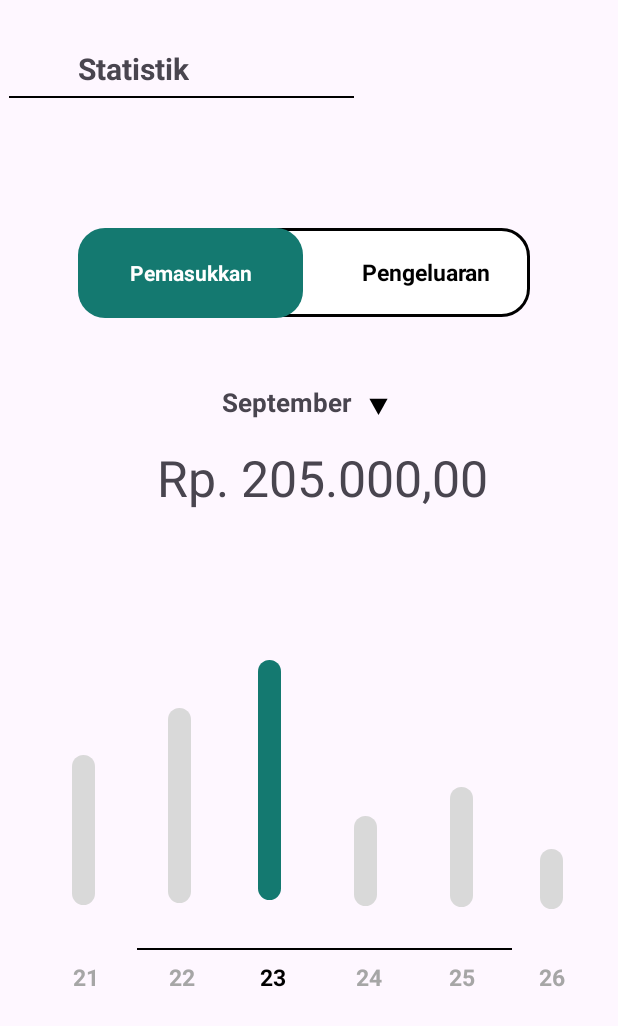
After one commit to Ftih07/MoneyMent, an Android app: the Statistik screen opened directly, with no data from a screen before it, on a phone screen of 412 x 824 dp. The commit adds this screen. Shown: the top 1026 px of the screen. Run offline under Robolectric (Android 15) with nearby library versions, the phone set to English and light mode, and no system bars.

Commit message:
statistik xml

```diff
--- a/app/src/main/AndroidManifest.xml
+++ b/app/src/main/AndroidManifest.xml
@@ -12,6 +12,9 @@
         android:supportsRtl="true"
         android:theme="@style/Theme.MoneyMent"
         tools:targetApi="31">
+        <activity
+            android:name=".Statistik"
+            android:exported="false" />
         <activity
             android:name=".red_button"
             android:exported="false" />
--- /dev/null
+++ b/app/src/main/java/com/naufal/moneyment/Statistik.kt
@@ -0,0 +1,20 @@
+package com.naufal.moneyment
+
+import android.os.Bundle
+import androidx.activity.enableEdgeToEdge
+import androidx.appcompat.app.AppCompatActivity
+import androidx.core.view.ViewCompat
+import androidx.core.view.WindowInsetsCompat
+
+class Statistik : AppCompatActivity() {
+    override fun onCreate(savedInstanceState: Bundle?) {
+        super.onCreate(savedInstanceState)
+        enableEdgeToEdge()
+        setContentView(R.layout.activity_statistik)
+        ViewCompat.setOnApplyWindowInsetsListener(findViewById(R.id.main)) { v, insets ->
+            val systemBars = insets.getInsets(WindowInsetsCompat.Type.systemBars())
+            v.setPadding(systemBars.left, systemBars.top, systemBars.right, systemBars.bottom)
+            insets
+        }
+    }
+}
--- /dev/null
+++ b/app/src/main/res/drawable/chart_gray.xml
@@ -0,0 +1,5 @@
+<?xml version="1.0" encoding="utf-8"?>
+<shape xmlns:android="http://schemas.android.com/apk/res/android">
+    <solid android:color="#D9D9D9" />
+    <corners android:radius="50dp" />
+</shape>
--- /dev/null
+++ b/app/src/main/res/drawable/highest_chart.xml
@@ -0,0 +1,5 @@
+<?xml version="1.0" encoding="utf-8"?>
+<shape xmlns:android="http://schemas.android.com/apk/res/android">
+    <solid android:color="#147970" />
+    <corners android:radius="50dp" />
+</shape>
--- /dev/null
+++ b/app/src/main/res/drawable/polygon.xml
@@ -0,0 +1,9 @@
+<vector xmlns:android="http://schemas.android.com/apk/res/android"
+    android:width="14dp"
+    android:height="11dp"
+    android:viewportWidth="14"
+    android:viewportHeight="11">
+  <path
+      android:pathData="M7,11L0.938,0.5H13.062L7,11Z"
+      android:fillColor="#000000"/>
+</vector>
--- /dev/null
+++ b/app/src/main/res/drawable/tab_selected.xml
@@ -0,0 +1,5 @@
+<?xml version="1.0" encoding="utf-8"?>
+<shape xmlns:android="http://schemas.android.com/apk/res/android">
+    <solid android:color="#147970" />
+    <corners android:radius="18dp" />
+</shape>
--- /dev/null
+++ b/app/src/main/res/drawable/textview_border.xml
@@ -0,0 +1,9 @@
+<?xml version="1.0" encoding="utf-8"?>
+<shape xmlns:android="http://schemas.android.com/apk/res/android">
+    <solid android:color="#FFFFFF" /> <!-- Warna background, bisa diubah -->
+    <stroke
+
+        android:width="2dp"
+        android:color="#000000" /> <!-- Warna dan ketebalan border -->
+    <corners android:radius="18dp" /> <!-- Sudut border (opsional) -->
+</shape>
--- a/app/src/main/res/layout/activity_catat.xml
+++ b/app/src/main/res/layout/activity_catat.xml
@@ -90,9 +90,11 @@
         android:id="@+id/imageView2"
         android:layout_width="22dp"
         android:layout_height="25dp"
-        app:srcCompat="@drawable/transaksi_svg"
-        tools:layout_editor_absoluteX="18dp"
-        tools:layout_editor_absoluteY="32dp" />
+        android:layout_marginStart="16dp"
+        android:layout_marginTop="32dp"
+        app:layout_constraintStart_toStartOf="parent"
+        app:layout_constraintTop_toTopOf="parent"
+        app:srcCompat="@drawable/transaksi_svg" />
 
     <!-- Warna garis -->
 
--- /dev/null
+++ b/app/src/main/res/layout/activity_statistik.xml
@@ -0,0 +1,264 @@
+<?xml version="1.0" encoding="utf-8"?>
+<androidx.constraintlayout.widget.ConstraintLayout xmlns:android="http://schemas.android.com/apk/res/android"
+    xmlns:app="http://schemas.android.com/apk/res-auto"
+    xmlns:tools="http://schemas.android.com/tools"
+    android:id="@+id/main"
+    android:layout_width="match_parent"
+    android:layout_height="match_parent"
+    tools:context=".Statistik">
+    <TextView
+        android:id="@+id/textView"
+        android:layout_width="wrap_content"
+        android:layout_height="wrap_content"
+        android:layout_marginStart="52dp"
+        android:layout_marginTop="32dp"
+        android:text="Statistik"
+        android:textSize="20dp"
+        android:textStyle="bold"
+        app:layout_constraintStart_toStartOf="parent"
+        app:layout_constraintTop_toTopOf="parent" />
+
+    <View
+        android:layout_width="230dp"
+        android:layout_height="1dp"
+        android:layout_marginTop="64dp"
+        android:background="#000000"
+        app:layout_constraintEnd_toEndOf="parent"
+        app:layout_constraintHorizontal_bias="0.033"
+        app:layout_constraintStart_toStartOf="parent"
+        app:layout_constraintTop_toTopOf="parent" />
+
+
+    <View
+        android:layout_width="250dp"
+        android:layout_height="1dp"
+        android:layout_marginTop="632dp"
+        android:background="#000000"
+        app:layout_constraintEnd_toEndOf="parent"
+        app:layout_constraintHorizontal_bias="0.565"
+        app:layout_constraintStart_toStartOf="parent"
+        app:layout_constraintTop_toTopOf="parent" />
+
+    <TextView
+        android:id="@+id/tab_pemasukkan"
+        android:layout_width="296dp"
+        android:layout_height="59dp"
+        android:layout_marginTop="152dp"
+        android:layout_weight="1"
+        android:background="@drawable/textview_border"
+        android:gravity="center"
+        android:text="Pemasukkan                 Pengeluaran"
+        android:textColor="#000"
+        android:textSize="15sp"
+        android:textStyle="bold"
+        app:layout_constraintEnd_toEndOf="parent"
+        app:layout_constraintHorizontal_bias="0.495"
+        app:layout_constraintStart_toStartOf="parent"
+        app:layout_constraintTop_toTopOf="parent" />
+
+    <TextView
+        android:id="@+id/tab_pemasukkan2"
+        android:layout_width="150dp"
+        android:layout_height="60dp"
+        android:layout_marginTop="152dp"
+        android:layout_weight="1"
+        android:background="@drawable/tab_selected"
+        android:gravity="center"
+        android:text="Pemasukkan"
+        android:textColor="#FFFFFF"
+        android:textSize="14sp"
+        android:textStyle="bold"
+        app:layout_constraintEnd_toEndOf="parent"
+        app:layout_constraintHorizontal_bias="0.199"
+        app:layout_constraintStart_toStartOf="parent"
+        app:layout_constraintTop_toTopOf="parent" />
+
+    <TextView
+        android:id="@+id/textView4"
+        android:layout_width="wrap_content"
+        android:layout_height="wrap_content"
+        android:layout_marginTop="256dp"
+        android:text="September"
+        android:textSize="17dp"
+        android:textStyle="bold"
+        app:layout_constraintEnd_toEndOf="parent"
+        app:layout_constraintHorizontal_bias=".454"
+        app:layout_constraintStart_toStartOf="parent"
+        app:layout_constraintTop_toTopOf="parent" />
+
+    <ImageView
+        android:id="@+id/imageView3"
+        android:layout_width="wrap_content"
+        android:layout_height="wrap_content"
+        android:layout_marginTop="265dp"
+        app:layout_constraintEnd_toEndOf="parent"
+        app:layout_constraintHorizontal_bias="0.617"
+        app:layout_constraintStart_toStartOf="parent"
+        app:layout_constraintTop_toTopOf="parent"
+        app:srcCompat="@drawable/polygon" />
+
+    <View
+        android:layout_width="15dp"
+        android:layout_height="80dp"
+        android:layout_marginStart="300dp"
+        android:background="@drawable/chart_gray"
+        app:layout_constraintBottom_toBottomOf="parent"
+        app:layout_constraintStart_toStartOf="parent"
+        app:layout_constraintTop_toTopOf="parent"
+        app:layout_constraintVertical_bias="0.705" />
+
+    <View
+        android:layout_width="15dp"
+        android:layout_height="60dp"
+        android:layout_marginStart="236dp"
+        android:background="@drawable/chart_gray"
+        app:layout_constraintBottom_toBottomOf="parent"
+        app:layout_constraintStart_toStartOf="parent"
+        app:layout_constraintTop_toTopOf="parent"
+        app:layout_constraintVertical_bias="0.712" />
+
+    <TextView
+        android:id="@+id/textView5"
+        android:layout_width="wrap_content"
+        android:layout_height="wrap_content"
+        android:text="21"
+        android:textColor="#A6A6A6"
+        android:textSize="15dp"
+        android:textStyle="bold"
+        app:layout_constraintBottom_toBottomOf="parent"
+        app:layout_constraintEnd_toEndOf="parent"
+        app:layout_constraintHorizontal_bias="0.124"
+        app:layout_constraintStart_toStartOf="parent"
+        app:layout_constraintTop_toTopOf="parent"
+        app:layout_constraintVertical_bias="0.798" />
+
+    <View
+        android:layout_width="15dp"
+        android:layout_height="130dp"
+        android:layout_marginStart="112dp"
+        android:background="@drawable/chart_gray"
+        app:layout_constraintBottom_toBottomOf="parent"
+        app:layout_constraintStart_toStartOf="parent"
+        app:layout_constraintTop_toTopOf="parent"
+        app:layout_constraintVertical_bias="0.68" />
+
+    <TextView
+        android:id="@+id/textView9"
+        android:layout_width="wrap_content"
+        android:layout_height="wrap_content"
+        android:text="25"
+        android:textColor="#A6A6A6"
+        android:textSize="15dp"
+        android:textStyle="bold"
+        app:layout_constraintBottom_toBottomOf="parent"
+        app:layout_constraintEnd_toEndOf="parent"
+        app:layout_constraintHorizontal_bias="0.758"
+        app:layout_constraintStart_toStartOf="parent"
+        app:layout_constraintTop_toTopOf="parent"
+        app:layout_constraintVertical_bias="0.798" />
+
+    <TextView
+        android:id="@+id/textView10"
+        android:layout_width="wrap_content"
+        android:layout_height="wrap_content"
+        android:text="26"
+        android:textColor="#A6A6A6"
+        android:textSize="15dp"
+        android:textStyle="bold"
+        app:layout_constraintBottom_toBottomOf="parent"
+        app:layout_constraintEnd_toEndOf="parent"
+        app:layout_constraintHorizontal_bias="0.911"
+        app:layout_constraintStart_toStartOf="parent"
+        app:layout_constraintTop_toTopOf="parent"
+        app:layout_constraintVertical_bias="0.798" />
+
+    <TextView
+        android:id="@+id/textView7"
+        android:layout_width="wrap_content"
+        android:layout_height="wrap_content"
+        android:text="23"
+        android:textColor="#000"
+        android:textSize="15dp"
+        android:textStyle="bold"
+        app:layout_constraintBottom_toBottomOf="parent"
+        app:layout_constraintEnd_toEndOf="parent"
+        app:layout_constraintHorizontal_bias="0.439"
+        app:layout_constraintStart_toStartOf="parent"
+        app:layout_constraintTop_toTopOf="parent"
+        app:layout_constraintVertical_bias="0.798" />
+
+    <View
+        android:layout_width="15dp"
+        android:layout_height="100dp"
+        android:layout_marginStart="48dp"
+        android:background="@drawable/chart_gray"
+        app:layout_constraintBottom_toBottomOf="parent"
+        app:layout_constraintStart_toStartOf="parent"
+        app:layout_constraintTop_toTopOf="parent"
+        app:layout_constraintVertical_bias="0.695" />
+
+    <TextView
+        android:id="@+id/textView3"
+        android:layout_width="wrap_content"
+        android:layout_height="wrap_content"
+        android:layout_marginTop="296dp"
+        android:text="Rp. 205.000,00"
+        android:textSize="33dp"
+        android:textStyle="normal"
+        app:layout_constraintEnd_toEndOf="parent"
+        app:layout_constraintHorizontal_bias="0.547"
+        app:layout_constraintStart_toStartOf="parent"
+        app:layout_constraintTop_toTopOf="parent" />
+
+    <TextView
+        android:id="@+id/textView8"
+        android:layout_width="wrap_content"
+        android:layout_height="wrap_content"
+        android:text="24"
+        android:textColor="#A6A6A6"
+        android:textSize="15dp"
+        android:textStyle="bold"
+        app:layout_constraintBottom_toBottomOf="parent"
+        app:layout_constraintEnd_toEndOf="parent"
+        app:layout_constraintHorizontal_bias="0.601"
+        app:layout_constraintStart_toStartOf="parent"
+        app:layout_constraintTop_toTopOf="parent"
+        app:layout_constraintVertical_bias="0.798" />
+
+    <TextView
+        android:id="@+id/textView6"
+        android:layout_width="wrap_content"
+        android:layout_height="wrap_content"
+        android:text="22"
+        android:textColor="#A6A6A6"
+        android:textSize="15dp"
+        android:textStyle="bold"
+        app:layout_constraintBottom_toBottomOf="parent"
+        app:layout_constraintEnd_toEndOf="parent"
+        app:layout_constraintHorizontal_bias="0.286"
+        app:layout_constraintStart_toStartOf="parent"
+        app:layout_constraintTop_toTopOf="parent"
+        app:layout_constraintVertical_bias="0.798" />
+
+    <View
+        android:layout_width="15dp"
+        android:layout_height="160dp"
+        android:layout_marginStart="172dp"
+        android:background="@drawable/highest_chart"
+        app:layout_constraintBottom_toBottomOf="parent"
+        app:layout_constraintStart_toStartOf="parent"
+        app:layout_constraintTop_toTopOf="parent"
+        app:layout_constraintVertical_bias="0.663" />
+
+    <View
+        android:layout_width="15dp"
+        android:layout_height="40dp"
+        android:layout_marginStart="360dp"
+        android:background="@drawable/chart_gray"
+        app:layout_constraintBottom_toBottomOf="parent"
+        app:layout_constraintStart_toStartOf="parent"
+        app:layout_constraintTop_toTopOf="parent"
+        app:layout_constraintVertical_bias="0.722" />
+
+
+</androidx.constraintlayout.widget.ConstraintLayout>
```
